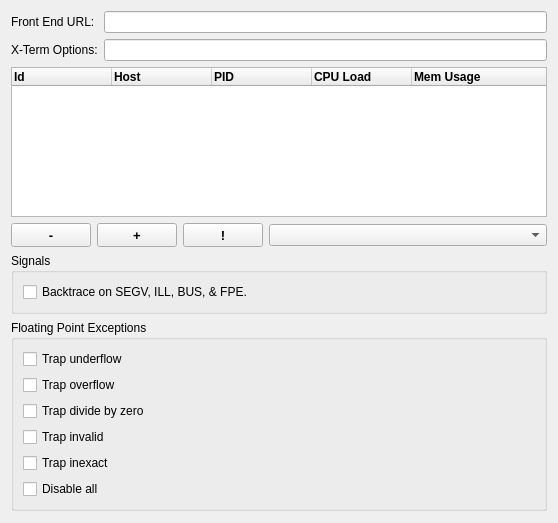
Old version of the form development/pqSQProcessMonitorForm.ui in the repository burlen/SciberQuestToolKit.
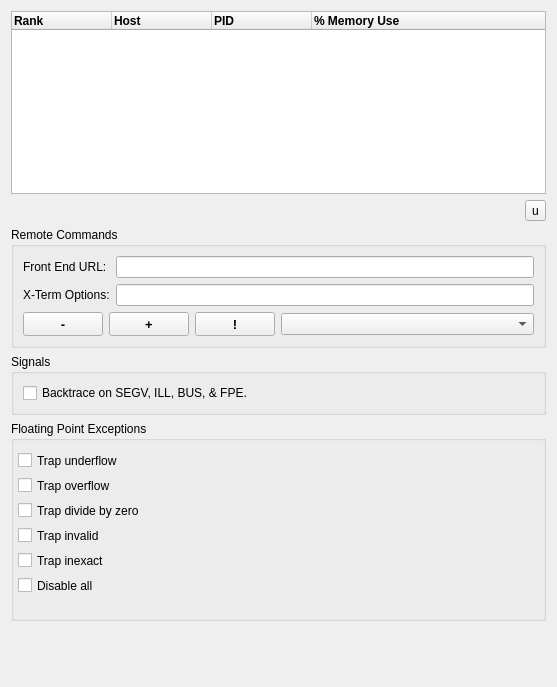
New version of the form.

Commit message: ENH: Added memory reporting to process monitor.

What changed in the file:
```diff
--- a/development/pqSQProcessMonitorForm.ui
+++ b/development/pqSQProcessMonitorForm.ui
@@ -6,8 +6,8 @@
    <rect>
     <x>0</x>
     <y>0</y>
-    <width>558</width>
-    <height>523</height>
+    <width>557</width>
+    <height>687</height>
    </rect>
   </property>
   <property name="windowTitle">
@@ -16,8 +16,105 @@
   <property name="toolTip">
    <string/>
   </property>
+  <layout class="QVBoxLayout" name="verticalLayout_4">
+   <item>
   <layout class="QVBoxLayout" name="verticalLayout_3">
    <item>
+      <widget class="QTreeWidget" name="configView">
+       <property name="sizePolicy">
+        <sizepolicy hsizetype="MinimumExpanding" vsizetype="MinimumExpanding">
+         <horstretch>0</horstretch>
+         <verstretch>0</verstretch>
+        </sizepolicy>
+       </property>
+       <property name="minimumSize">
+        <size>
+         <width>300</width>
+         <height>150</height>
+        </size>
+       </property>
+       <column>
+        <property name="text">
+         <string>Rank</string>
+        </property>
+        <property name="font">
+         <font>
+          <weight>75</weight>
+          <bold>true</bold>
+          <underline>false</underline>
+         </font>
+        </property>
+       </column>
+       <column>
+        <property name="text">
+         <string>Host</string>
+        </property>
+        <property name="font">
+         <font>
+          <weight>75</weight>
+          <bold>true</bold>
+         </font>
+        </property>
+       </column>
+       <column>
+        <property name="text">
+         <string>PID</string>
+        </property>
+        <property name="font">
+         <font>
+          <weight>75</weight>
+          <bold>true</bold>
+          <underline>false</underline>
+         </font>
+        </property>
+       </column>
+       <column>
+        <property name="text">
+         <string>% Memory Use</string>
+        </property>
+        <property name="font">
+         <font>
+          <weight>75</weight>
+          <bold>true</bold>
+          <underline>false</underline>
+         </font>
+        </property>
+       </column>
+      </widget>
+     </item>
+     <item>
+      <layout class="QHBoxLayout" name="horizontalLayout_2">
+       <item>
+        <spacer name="horizontalSpacer">
+         <property name="orientation">
+          <enum>Qt::Horizontal</enum>
+         </property>
+         <property name="sizeHint" stdset="0">
+          <size>
+           <width>40</width>
+           <height>20</height>
+          </size>
+         </property>
+        </spacer>
+       </item>
+       <item>
+        <widget class="QToolButton" name="updateMemUse">
+         <property name="text">
+          <string>u</string>
+         </property>
+        </widget>
+       </item>
+      </layout>
+     </item>
+    </layout>
+   </item>
+   <item>
+    <widget class="QGroupBox" name="groupBox_2">
+     <property name="title">
+      <string>Remote Commands</string>
+     </property>
+     <layout class="QVBoxLayout" name="verticalLayout_2">
+      <item>
     <layout class="QGridLayout" name="gridLayout">
      <item row="0" column="0">
       <widget class="QLabel" name="label">
@@ -45,80 +142,6 @@
      </item>
     </layout>
    </item>
-   <item>
-    <widget class="QTreeWidget" name="configView">
-     <property name="sizePolicy">
-      <sizepolicy hsizetype="MinimumExpanding" vsizetype="MinimumExpanding">
-       <horstretch>0</horstretch>
-       <verstretch>0</verstretch>
-      </sizepolicy>
-     </property>
-     <property name="minimumSize">
-      <size>
-       <width>300</width>
-       <height>150</height>
-      </size>
-     </property>
-     <column>
-      <property name="text">
-       <string>Id</string>
-      </property>
-      <property name="font">
-       <font>
-        <weight>75</weight>
-        <bold>true</bold>
-        <underline>false</underline>
-       </font>
-      </property>
-     </column>
-     <column>
-      <property name="text">
-       <string>Host</string>
-      </property>
-      <property name="font">
-       <font>
-        <weight>75</weight>
-        <bold>true</bold>
-       </font>
-      </property>
-     </column>
-     <column>
-      <property name="text">
-       <string>PID</string>
-      </property>
-      <property name="font">
-       <font>
-        <weight>75</weight>
-        <bold>true</bold>
-        <underline>false</underline>
-       </font>
-      </property>
-     </column>
-     <column>
-      <property name="text">
-       <string>CPU Load</string>
-      </property>
-      <property name="font">
-       <font>
-        <weight>75</weight>
-        <bold>true</bold>
-        <underline>false</underline>
-       </font>
-      </property>
-     </column>
-     <column>
-      <property name="text">
-       <string>Mem Usage</string>
-      </property>
-      <property name="font">
-       <font>
-        <weight>75</weight>
-        <bold>true</bold>
-       </font>
-      </property>
-     </column>
-    </widget>
-   </item>
    <item>
     <layout class="QHBoxLayout" name="horizontalLayout">
      <item>
@@ -226,8 +249,17 @@
      </item>
     </layout>
    </item>
+     </layout>
+    </widget>
+   </item>
    <item>
     <widget class="QGroupBox" name="groupFPE">
+     <property name="sizePolicy">
+      <sizepolicy hsizetype="Minimum" vsizetype="Fixed">
+       <horstretch>0</horstretch>
+       <verstretch>0</verstretch>
+      </sizepolicy>
+     </property>
      <property name="title">
       <string>Signals</string>
      </property>
@@ -244,53 +276,99 @@
    </item>
    <item>
     <widget class="QGroupBox" name="groupBox">
+     <property name="sizePolicy">
+      <sizepolicy hsizetype="Minimum" vsizetype="Fixed">
+       <horstretch>0</horstretch>
+       <verstretch>0</verstretch>
+      </sizepolicy>
+     </property>
+     <property name="minimumSize">
+      <size>
+       <width>0</width>
+       <height>200</height>
+      </size>
+     </property>
      <property name="title">
       <string>Floating Point Exceptions</string>
      </property>
-     <layout class="QVBoxLayout" name="verticalLayout_2">
-      <item>
        <widget class="QCheckBox" name="fpeTrapUnderflow">
+      <property name="geometry">
+       <rect>
+        <x>7</x>
+        <y>29</y>
+        <width>103</width>
+        <height>21</height>
+       </rect>
+      </property>
         <property name="text">
          <string>Trap underflow</string>
         </property>
        </widget>
-      </item>
-      <item>
        <widget class="QCheckBox" name="fpeTrapOverflow">
+      <property name="geometry">
+       <rect>
+        <x>7</x>
+        <y>54</y>
+        <width>97</width>
+        <height>21</height>
+       </rect>
+      </property>
         <property name="text">
          <string>Trap overflow</string>
         </property>
        </widget>
-      </item>
-      <item>
        <widget class="QCheckBox" name="fpeTrapDivByZero">
+      <property name="geometry">
+       <rect>
+        <x>7</x>
+        <y>79</y>
+        <width>124</width>
+        <height>21</height>
+       </rect>
+      </property>
         <property name="text">
          <string>Trap divide by zero</string>
         </property>
        </widget>
-      </item>
-      <item>
        <widget class="QCheckBox" name="fpeTrapInvalid">
+      <property name="geometry">
+       <rect>
+        <x>7</x>
+        <y>104</y>
+        <width>85</width>
+        <height>21</height>
+       </rect>
+      </property>
         <property name="text">
          <string>Trap invalid</string>
         </property>
        </widget>
-      </item>
-      <item>
        <widget class="QCheckBox" name="fpeTrapInexact">
+      <property name="geometry">
+       <rect>
+        <x>7</x>
+        <y>129</y>
+        <width>88</width>
+        <height>21</height>
+       </rect>
+      </property>
         <property name="text">
          <string>Trap inexact</string>
         </property>
        </widget>
-      </item>
-      <item>
        <widget class="QCheckBox" name="fpeDisableAll">
+      <property name="geometry">
+       <rect>
+        <x>7</x>
+        <y>154</y>
+        <width>78</width>
+        <height>21</height>
+       </rect>
+      </property>
         <property name="text">
          <string>Disable all</string>
         </property>
        </widget>
-      </item>
-     </layout>
     </widget>
    </item>
    <item>
@@ -301,7 +379,7 @@
      <property name="sizeHint" stdset="0">
       <size>
        <width>20</width>
-       <height>315</height>
+       <height>64</height>
       </size>
      </property>
     </spacer>
```
Lines whose indentation alone changed are shown as unchanged. The commit also changes 9 other files.
